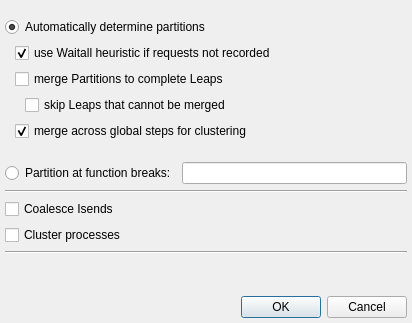
Before: the Qt Designer form importoptionsdialog.ui in LLNL/ravel, drawn with Qt 5.
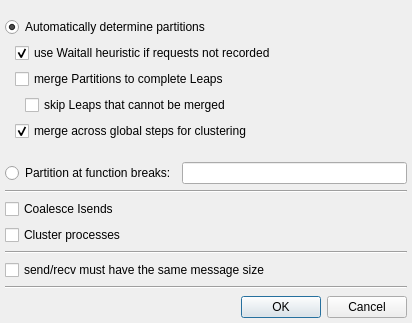
After: the same form once the commit is applied.

Commit message: Sends/recvs in trace no longer require matching message sizes. - but this can be enforced with an import options - also fixed labeling in physical time vis for MPI functions

Diff of the .ui file:
```diff
--- a/importoptionsdialog.ui
+++ b/importoptionsdialog.ui
@@ -193,6 +193,23 @@
      </property>
     </widget>
    </item>
+   <item>
+    <widget class="QCheckBox" name="messageSizeCheckBox">
+     <property name="toolTip">
+      <string>Some trace utilities may store message size in only one place</string>
+     </property>
+     <property name="text">
+      <string>send/recv must have the same message size</string>
+     </property>
+    </widget>
+   </item>
+   <item>
+    <widget class="Line" name="line_3">
+     <property name="orientation">
+      <enum>Qt::Horizontal</enum>
+     </property>
+    </widget>
+   </item>
    <item alignment="Qt::AlignBottom">
     <widget class="QDialogButtonBox" name="buttonBox">
      <property name="orientation">
```
The commit also changes 10 other files.
